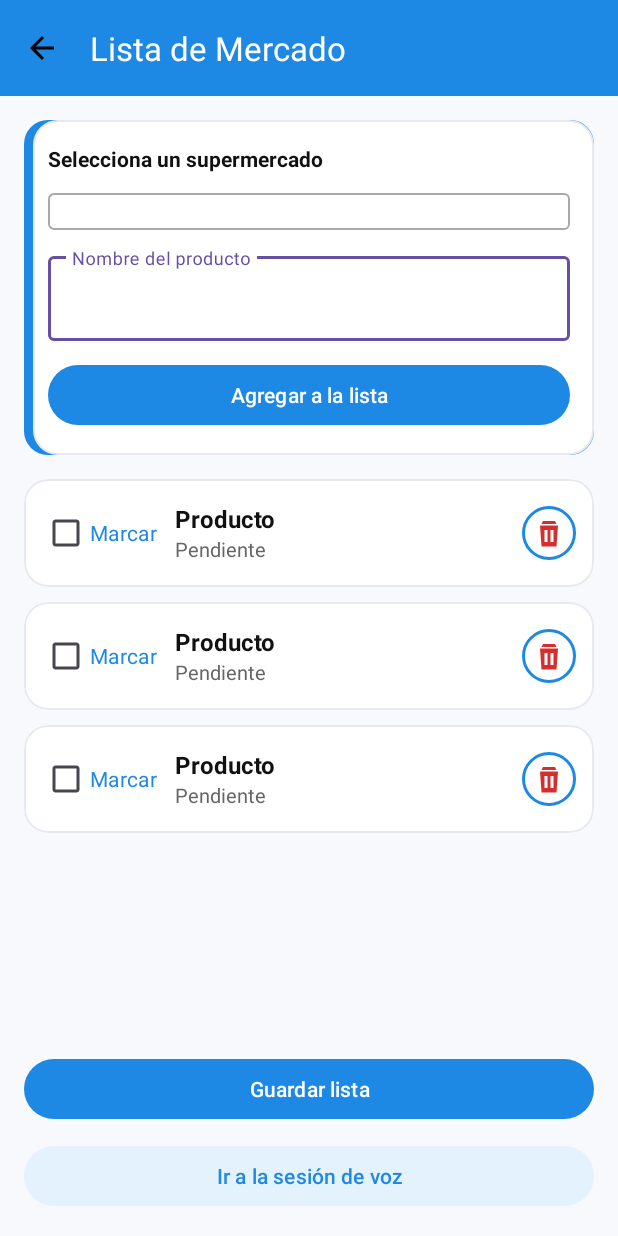
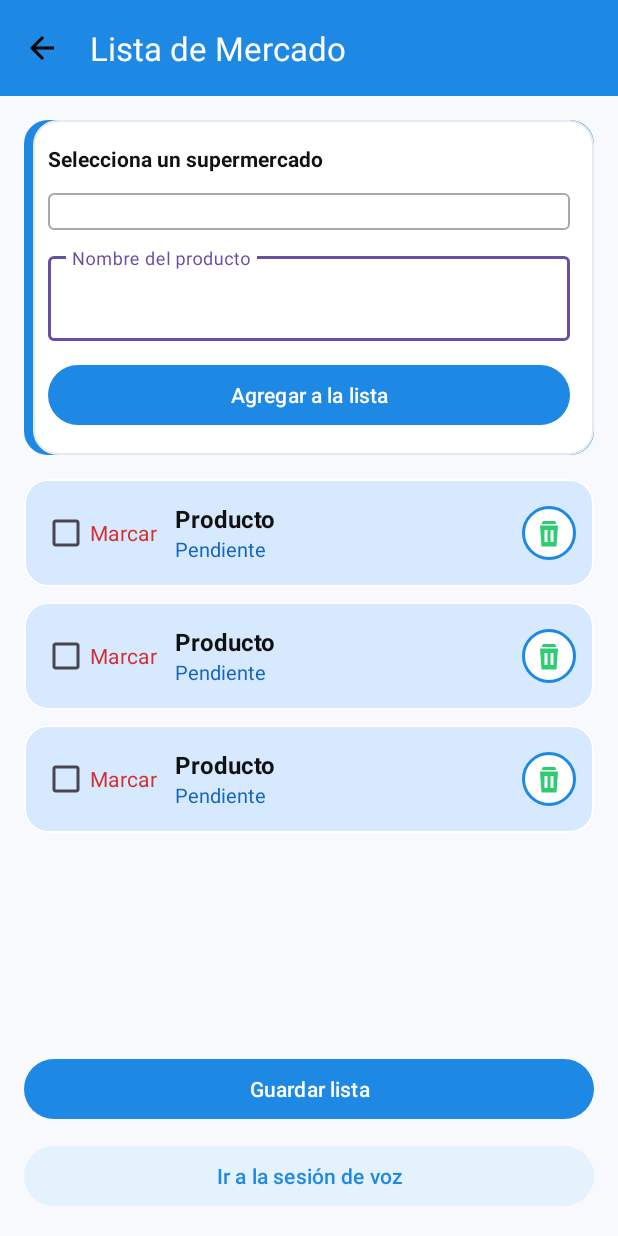
Before and after one commit to renzochipanapalomino/CarriShopApp, an Android app: the layout activity_lista_mercado.xml on its own in the app's theme, with its tools: preview values and no code run, on a phone screen of 412 x 824 dp. Run offline under Robolectric (Android 15) with nearby library versions, the phone set to English and light mode, and no system bars.

Commit message:
version 2

```diff
--- a/app/src/main/res/layout/activity_detalle_producto.xml
+++ b/app/src/main/res/layout/activity_detalle_producto.xml
@@ -93,7 +93,7 @@
                         android:layout_height="50dp"
                         android:layout_marginTop="10dp"
                         android:layout_marginBottom="18dp"
-                        android:text="🛍 Agregar al carrito"
+                        android:text="Agregar al carrito"
                         android:textAllCaps="false"
                         android:textColor="@color/on_exito"
                         android:textStyle="bold"
@@ -109,7 +109,7 @@
                         android:layout_height="50dp"
                         android:layout_marginTop="8dp"
                         android:layout_marginBottom="10dp"
-                        android:text="↩ Volver a Supermercados"
+                        android:text="Volver a Supermercados"
                         android:textAllCaps="false"
                         android:textStyle="bold"
                         app:backgroundTint="@android:color/transparent"
--- a/app/src/main/res/layout/activity_lista_mercado.xml
+++ b/app/src/main/res/layout/activity_lista_mercado.xml
@@ -89,7 +89,7 @@
         android:layout_width="0dp"
         android:layout_height="wrap_content"
         android:text="@string/lista_sin_items"
-        android:textColor="@color/texto_secundario"
+        android:textColor="@color/primario_oscuro"
         android:gravity="center"
         android:padding="16dp"
         app:layout_constraintTop_toBottomOf="@id/contenedorCampos"
--- a/app/src/main/res/layout/activity_pago_tarjeta.xml
+++ b/app/src/main/res/layout/activity_pago_tarjeta.xml
@@ -186,7 +186,7 @@
             android:layout_height="wrap_content"
             android:layout_marginTop="10dp"
             android:text="@string/t_politica_seguridad"
-            android:textColor="#777777"
+            android:textColor="#494646"
             android:textSize="12sp"
             android:lineSpacingExtra="4dp" />
 
--- a/app/src/main/res/layout/activity_premium.xml
+++ b/app/src/main/res/layout/activity_premium.xml
@@ -15,7 +15,7 @@
         android:layout_marginBottom="16dp"
         android:contentDescription="@null"
         android:src="@drawable/ic_crown"
-        app:tint="@color/purple_500" />
+        app:tint="@color/primario_oscuro" />
 
     <TextView
         android:id="@+id/txtDescripcionPremium"
@@ -30,10 +30,10 @@
         android:id="@+id/btnIrAlPago"
         android:layout_width="match_parent"
         android:layout_height="wrap_content"
-        android:text="Ir al pago 💳"
+        android:text="Ir al pago"
         android:textStyle="bold"
         android:textColor="@android:color/white"
-        android:backgroundTint="@color/purple_500"
+        android:backgroundTint="@color/primario_oscuro"
         android:padding="14dp"
         android:layout_marginTop="8dp" />
 
--- a/app/src/main/res/layout/dialog_codigo_canje.xml
+++ b/app/src/main/res/layout/dialog_codigo_canje.xml
@@ -9,7 +9,7 @@
         android:layout_width="match_parent"
         android:layout_height="wrap_content"
         android:orientation="vertical"
-        android:background="@drawable/bg_btn_primary"
+        android:background="@drawable/bg_nivel_activo"
         android:padding="20dp"
         android:layout_gravity="center"
         android:gravity="center_horizontal"
@@ -73,10 +73,10 @@
                 android:layout_marginBottom="8dp">
 
                 <View
-                    android:layout_width="96dp"
+                    android:layout_width="87dp"
                     android:layout_height="76dp"
                     android:layout_gravity="center"
-                    android:background="@drawable/bg_nivel_activo" />
+                    android:background="@drawable/bg_btn_primary" />
 
                 <ImageView
                     android:layout_width="48dp"
--- a/app/src/main/res/layout/item_lista_mercado.xml
+++ b/app/src/main/res/layout/item_lista_mercado.xml
@@ -8,8 +8,8 @@
     app:cardUseCompatPadding="false"
     app:cardCornerRadius="16dp"
     app:strokeWidth="1dp"
-    app:strokeColor="@color/borde"
-    app:cardBackgroundColor="@color/superficie">
+    app:strokeColor="@color/blanco"
+    app:cardBackgroundColor="@color/azul_claro">
 
     <LinearLayout
         android:layout_width="match_parent"
@@ -23,7 +23,7 @@
             android:layout_width="wrap_content"
             android:layout_height="wrap_content"
             android:text="Marcar"
-            android:textColor="@color/primario"/>
+            android:textColor="@color/error"/>
 
         <LinearLayout
             android:layout_width="0dp"
@@ -46,7 +46,7 @@
                 android:layout_width="match_parent"
                 android:layout_height="wrap_content"
                 android:text="Pendiente"
-                android:textColor="@color/texto_secundario"
+                android:textColor="@color/primario_oscuro"
                 android:textSize="13sp"/>
         </LinearLayout>
 
@@ -54,10 +54,10 @@
             android:id="@+id/btnEliminarLista"
             android:layout_width="36dp"
             android:layout_height="36dp"
-            android:background="@drawable/ripple_circle_primary"
+            android:background="@drawable/bg_btn_secondary"
             android:src="@drawable/ic_delete_24"
             android:contentDescription="@string/lista_eliminar"
-            app:tint="@color/error"/>
+            app:tint="@color/exito"/>
 
     </LinearLayout>
 
```
Also changed, not shown: app/src/main/res/layout/activity_supermercados.xml (+4 -4 lines).
